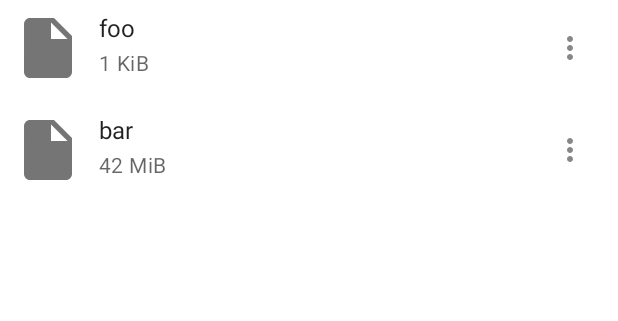
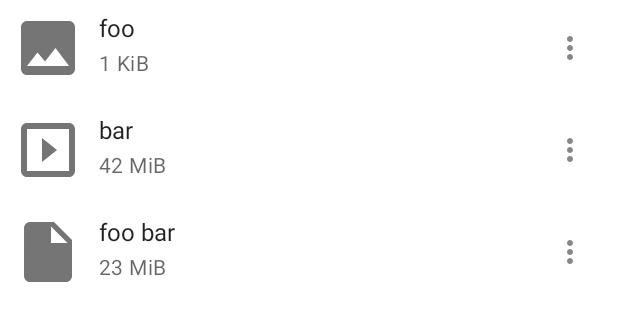
Before and after one commit to onionshare/onionshare-android, an Android app built with Jetpack Compose: the @Preview function FileListPreview, on a phone screen of 412 x 824 dp. Shown: the top 321 px of the screen. Run offline under Robolectric (Android 15) with nearby library versions, the phone set to English and light mode, and no system bars.

Commit message:
Use different icons in file list based on mime type

```diff
--- a/app/src/main/java/org/onionshare/android/files/FileManager.kt
+++ b/app/src/main/java/org/onionshare/android/files/FileManager.kt
@@ -42,7 +42,7 @@ class FileManager @Inject constructor(
             val sizeHuman = if (size == 0L) ctx.getString(R.string.unknown) else {
                 formatShortFileSize(ctx, size)
             }
-            SendFile(name, sizeHuman, uri)
+            SendFile(name, sizeHuman, uri, documentFile.type)
         }
         return FilesAdded(existingFiles + files)
     }
--- a/app/src/main/java/org/onionshare/android/server/SendPage.kt
+++ b/app/src/main/java/org/onionshare/android/server/SendPage.kt
@@ -43,4 +43,8 @@ data class SendFile(
      * Used internally to retrieve the file content.
      */
     val uri: Uri,
+    /**
+     * Used internally to display different icons.
+     */
+    val mimeType: String?,
 )
--- a/app/src/main/java/org/onionshare/android/ui/FileList.kt
+++ b/app/src/main/java/org/onionshare/android/ui/FileList.kt
@@ -17,8 +17,11 @@ import androidx.compose.material.LocalContentAlpha
 import androidx.compose.material.MaterialTheme
 import androidx.compose.material.Text
 import androidx.compose.material.icons.Icons
+import androidx.compose.material.icons.filled.Image
 import androidx.compose.material.icons.filled.InsertDriveFile
 import androidx.compose.material.icons.filled.MoreVert
+import androidx.compose.material.icons.filled.MusicNote
+import androidx.compose.material.icons.filled.Slideshow
 import androidx.compose.runtime.Composable
 import androidx.compose.runtime.CompositionLocalProvider
 import androidx.compose.runtime.State
@@ -29,8 +32,11 @@ import androidx.compose.runtime.setValue
 import androidx.compose.ui.Alignment
 import androidx.compose.ui.Modifier
 import androidx.compose.ui.draw.alpha
+import androidx.compose.ui.graphics.vector.ImageVector
+import androidx.compose.ui.res.stringResource
 import androidx.compose.ui.tooling.preview.Preview
 import androidx.compose.ui.unit.dp
+import org.onionshare.android.R
 import org.onionshare.android.files.FileManager
 import org.onionshare.android.server.SendFile
 import org.onionshare.android.ui.theme.OnionshareTheme
@@ -54,7 +60,7 @@ fun FileList(fileManagerState: State<FileManager.State>, onFileRemove: (SendFile
 fun FileRow(file: SendFile, onFileRemove: (SendFile) -> Unit) {
     Row(modifier = Modifier.padding(8.dp)) {
         Icon(
-            imageVector = Icons.Filled.InsertDriveFile,
+            imageVector = getIconFromMimeType(file.mimeType),
             contentDescription = "test",
             tint = MaterialTheme.colors.onSurface,
             modifier = Modifier
@@ -101,11 +107,19 @@ fun FileRow(file: SendFile, onFileRemove: (SendFile) -> Unit) {
                         expanded = false
                     }
                 ) {
-                    Text("Remove")
+                    Text(stringResource(R.string.remove))
                 }
             }
         }
     }
+}
+
+private fun getIconFromMimeType(mimeType: String?): ImageVector = when {
+    mimeType == null -> Icons.Filled.InsertDriveFile
+    mimeType.startsWith("image") -> Icons.Filled.Image
+    mimeType.startsWith("video") -> Icons.Filled.Slideshow
+    mimeType.startsWith("audio") -> Icons.Filled.MusicNote
+    else -> Icons.Filled.InsertDriveFile
 }
 
 @Preview(showBackground = true/*, uiMode = UI_MODE_NIGHT_YES*/)
@@ -113,7 +127,7 @@ fun FileRow(file: SendFile, onFileRemove: (SendFile) -> Unit) {
 fun FileRowPreview() {
     OnionshareTheme {
         FileRow(
-            SendFile("foo", "1 KiB", Uri.parse("/foo"))
+            SendFile("foo", "1 KiB", Uri.parse("/foo"), null)
         ) { }
     }
 }
@@ -123,8 +137,9 @@ fun FileRowPreview() {
 fun FileListPreview() {
     OnionshareTheme {
         val files = listOf(
-            SendFile("foo", "1 KiB", Uri.parse("/foo")),
-            SendFile("bar", "42 MiB", Uri.parse("/bar")),
+            SendFile("foo", "1 KiB", Uri.parse("/foo"), "image/jpeg"),
+            SendFile("bar", "42 MiB", Uri.parse("/bar"), "video/mp4"),
+            SendFile("foo bar", "23 MiB", Uri.parse("/foo/bar"), null),
         )
         val mutableState = remember {
             mutableStateOf(FileManager.State.FilesAdded(files))
--- a/app/src/main/res/values/strings.xml
+++ b/app/src/main/res/values/strings.xml
@@ -3,4 +3,5 @@
 
     <string name="add_files_not_supported">Your device does not support adding files</string>
     <string name="unknown">unknown</string>
+    <string name="remove">Remove</string>
 </resources>
```
